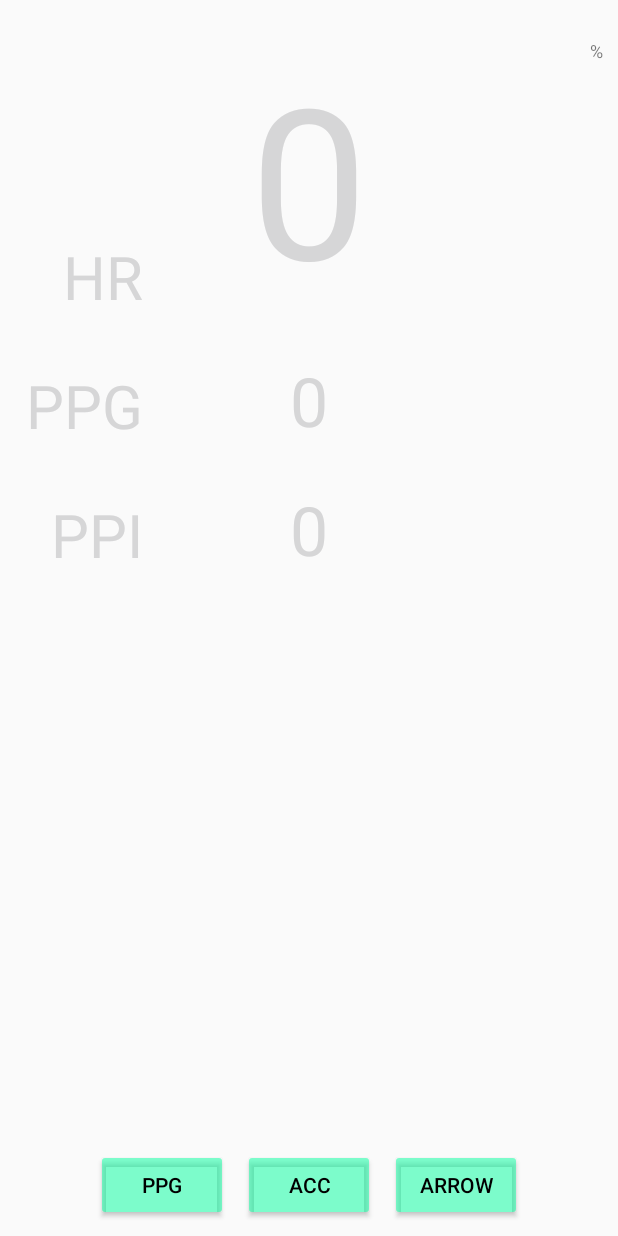
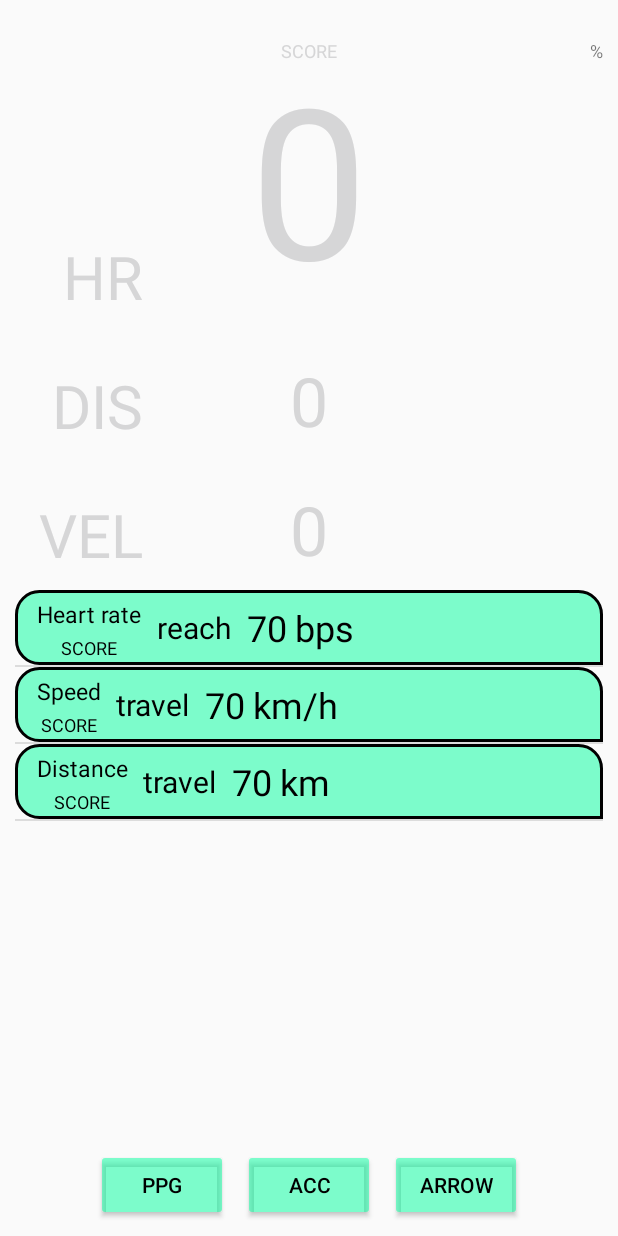
Before and after one commit to Bentseeni/polar_sdk_app, an Android app: the HrActivity screen opened directly, with no data from a screen before it, on a phone screen of 412 x 824 dp. Run offline under Robolectric (Android 15) with nearby library versions, the phone set to English and light mode, and no system bars; our stand-ins replace RxJava; libraries missing offline, so code that uses them is left out: polar.com.sdk; 8 statements that could not run were skipped.

```diff
--- a/app/src/main/java/com/example/polar_sdk_app/HrActivity.java
+++ b/app/src/main/java/com/example/polar_sdk_app/HrActivity.java
@@ -9,6 +9,7 @@ import android.support.v7.app.AppCompatActivity;
 import android.os.Bundle;
 import android.util.Log;
 import android.view.View;
+import android.widget.ListView;
 import android.widget.TextView;
 
 import com.google.android.gms.location.FusedLocationProviderClient;
@@ -55,7 +56,7 @@ public class HrActivity extends AppCompatActivity {
 
     Location lastLocation = null;
     float travelledDistance;
-    int score;
+    int score = 0;
 
     PolarBleApi api;
 
@@ -74,6 +75,8 @@ public class HrActivity extends AppCompatActivity {
         final TextView textViewPpg = this.findViewById(R.id.ppg_number);
         final TextView textViewPp = this.findViewById(R.id.ppi_number);
         final TextView textViewBatt = this.findViewById(R.id.battery_lvl_text);
+        final TextView textViewScore = this.findViewById(R.id.score_text);
+        ListView listView = this.findViewById(R.id.mission_list_view);
 
         fusedLocationProviderClient = LocationServices.getFusedLocationProviderClient(this);
 
@@ -88,6 +91,10 @@ public class HrActivity extends AppCompatActivity {
         arrayList.add(mission1);
         arrayList.add(mission2);
         arrayList.add(mission3);
+
+        MissionArrayAdapter arrayAdapter = new MissionArrayAdapter(this,arrayList);
+        listView.setAdapter(arrayAdapter);
+        textViewScore.setText(score);
 
 
         DEVICE_ID = getIntent().getStringExtra("device");
@@ -205,7 +212,7 @@ public class HrActivity extends AppCompatActivity {
                             arrayList.get(i).setMissionCompleted(true);
                             score = score + arrayList.get(i).getMissionScore();
                             Log.d(TAG,arrayList.get(i).getMissionName() + "completed with score of"+ arrayList.get(i).getMissionScore());
-
+                            textViewScore.setText(score);
                         }
 
 
@@ -214,7 +221,7 @@ public class HrActivity extends AppCompatActivity {
                             arrayList.get(i).setMissionCompleted(true);
                             score = score + arrayList.get(i).getMissionScore();
                             Log.d(TAG,arrayList.get(i).getMissionName() + "completed with score of"+ arrayList.get(i).getMissionScore());
-
+                            textViewScore.setText(score);
                         }
 
                     }
@@ -320,6 +327,7 @@ public class HrActivity extends AppCompatActivity {
         if (broadcastDisposable ==null)
         {
             final TextView textViewHr = this.findViewById(R.id.hr_number);
+            final TextView textViewScore = this.findViewById(R.id.score_text);
             broadcastDisposable = api.startListenForPolarHrBroadcasts(null).subscribe(new Consumer<PolarHrBroadcastData>() {
                 @Override
                 public void accept(PolarHrBroadcastData polarHrBroadcastData) throws Exception {
@@ -334,7 +342,7 @@ public class HrActivity extends AppCompatActivity {
                             arrayList.get(i).setMissionCompleted(true);
                             score = score + arrayList.get(i).getMissionScore();
                             Log.d(TAG,arrayList.get(i).getMissionName() + "completed with score of"+ arrayList.get(i).getMissionScore());
-
+                            textViewScore.setText(score);
                         }
 
                     }
--- a/app/src/main/res/layout/activity_hr.xml
+++ b/app/src/main/res/layout/activity_hr.xml
@@ -55,7 +55,7 @@
         android:layout_width="wrap_content"
         android:layout_height="wrap_content"
         android:layout_marginEnd="8dp"
-        android:text="PPG"
+        android:text="DIS"
         android:textSize="40dp"
         app:layout_constraintBottom_toBottomOf="@+id/ppg_number"
         app:layout_constraintEnd_toStartOf="@+id/guideline"
@@ -79,7 +79,7 @@
         android:layout_height="wrap_content"
         app:layout_constraintBottom_toBottomOf="@id/ppi_number"
         android:layout_marginEnd="8dp"
-        android:text="PPI"
+        android:text="VEL"
         android:textSize="40dp"
         app:layout_constraintEnd_toStartOf="@+id/guideline"
         android:textColor="@color/ap_black"/>
@@ -93,6 +93,19 @@
         android:text="%"
         android:layout_marginTop="25dp"
         android:layout_marginRight="10dp"/>
+    <TextView
+        android:layout_width="wrap_content"
+        android:layout_height="wrap_content"
+        android:id="@+id/score_text"
+        app:layout_constraintRight_toRightOf="parent"
+        app:layout_constraintLeft_toLeftOf="parent"
+        app:layout_constraintTop_toTopOf="parent"
+        android:textSize="12dp"
+        android:text="SCORE"
+        android:layout_marginTop="25dp"
+        android:textColor="@color/ap_black"/>
+
+    />
 
     <android.support.constraint.Guideline
         android:id="@+id/guideline"
```
Also changed, not shown: app/src/main/java/com/example/polar_sdk_app/MissionArrayAdapter.java (line endings or trailing spaces).
